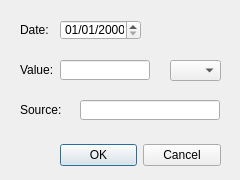
Above: ui/addincome.ui from maxjamcitar/purseqt before the change. Below: the same form after it.
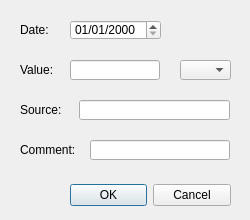
That is the form after the change.

```diff
--- a/ui/addincome.ui
+++ b/ui/addincome.ui
@@ -9,8 +9,8 @@
    <rect>
     <x>0</x>
     <y>0</y>
-    <width>240</width>
-    <height>180</height>
+    <width>250</width>
+    <height>220</height>
    </rect>
   </property>
   <property name="cursor">
@@ -25,8 +25,8 @@
   <widget class="QDialogButtonBox" name="buttonsOkCancel">
    <property name="geometry">
     <rect>
-     <x>60</x>
-     <y>140</y>
+     <x>70</x>
+     <y>180</y>
      <width>161</width>
      <height>31</height>
     </rect>
@@ -44,9 +44,9 @@
   <widget class="QDateEdit" name="dateEdit">
    <property name="geometry">
     <rect>
-     <x>60</x>
+     <x>70</x>
      <y>20</y>
-     <width>81</width>
+     <width>91</width>
      <height>20</height>
     </rect>
    </property>
@@ -93,7 +93,7 @@
   <widget class="QLineEdit" name="lineEditMoneyValue">
    <property name="geometry">
     <rect>
-     <x>60</x>
+     <x>70</x>
      <y>60</y>
      <width>90</width>
      <height>20</height>
@@ -103,10 +103,10 @@
   <widget class="QComboBox" name="comboBoxCurrency">
    <property name="geometry">
     <rect>
-     <x>170</x>
+     <x>180</x>
      <y>60</y>
      <width>51</width>
-     <height>21</height>
+     <height>20</height>
     </rect>
    </property>
   </widget>
@@ -126,13 +126,36 @@
   <widget class="QLineEdit" name="lineEditSource">
    <property name="geometry">
     <rect>
-     <x>80</x>
+     <x>79</x>
      <y>100</y>
+     <width>151</width>
+     <height>20</height>
+    </rect>
+   </property>
+  </widget>
+  <widget class="QLineEdit" name="lineEditComment">
+   <property name="geometry">
+    <rect>
+     <x>90</x>
+     <y>140</y>
      <width>140</width>
      <height>20</height>
     </rect>
    </property>
   </widget>
+  <widget class="QLabel" name="labelComment">
+   <property name="geometry">
+    <rect>
+     <x>20</x>
+     <y>140</y>
+     <width>60</width>
+     <height>20</height>
+    </rect>
+   </property>
+   <property name="text">
+    <string>Comment:</string>
+   </property>
+  </widget>
  </widget>
  <resources/>
  <connections>
```
